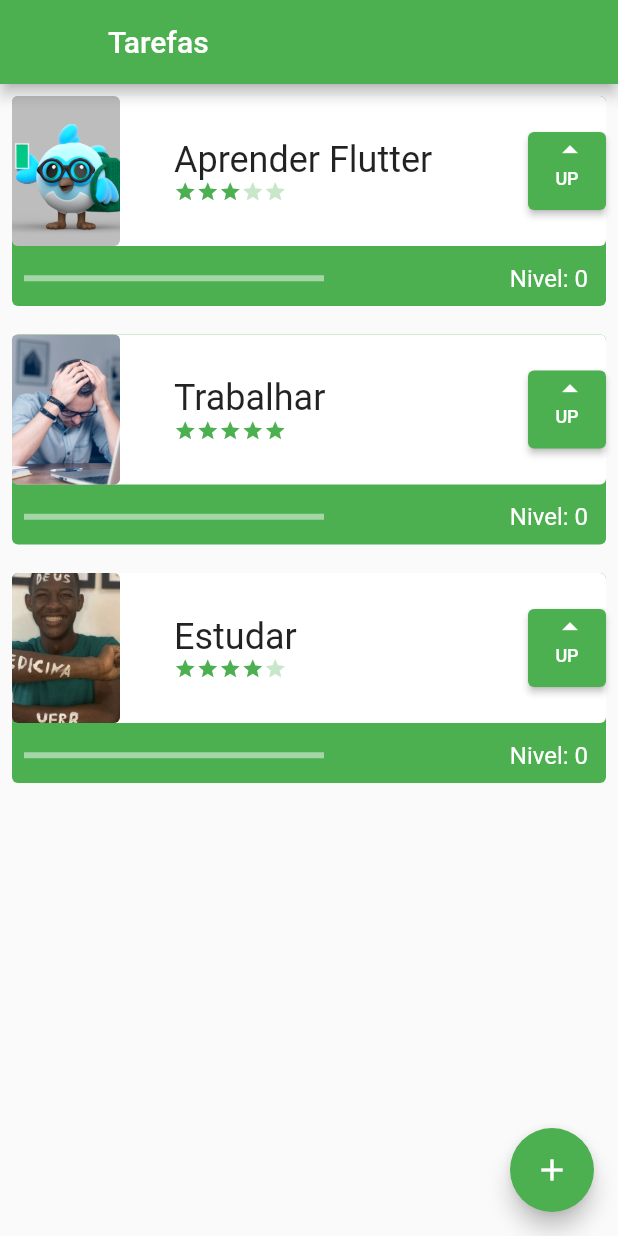
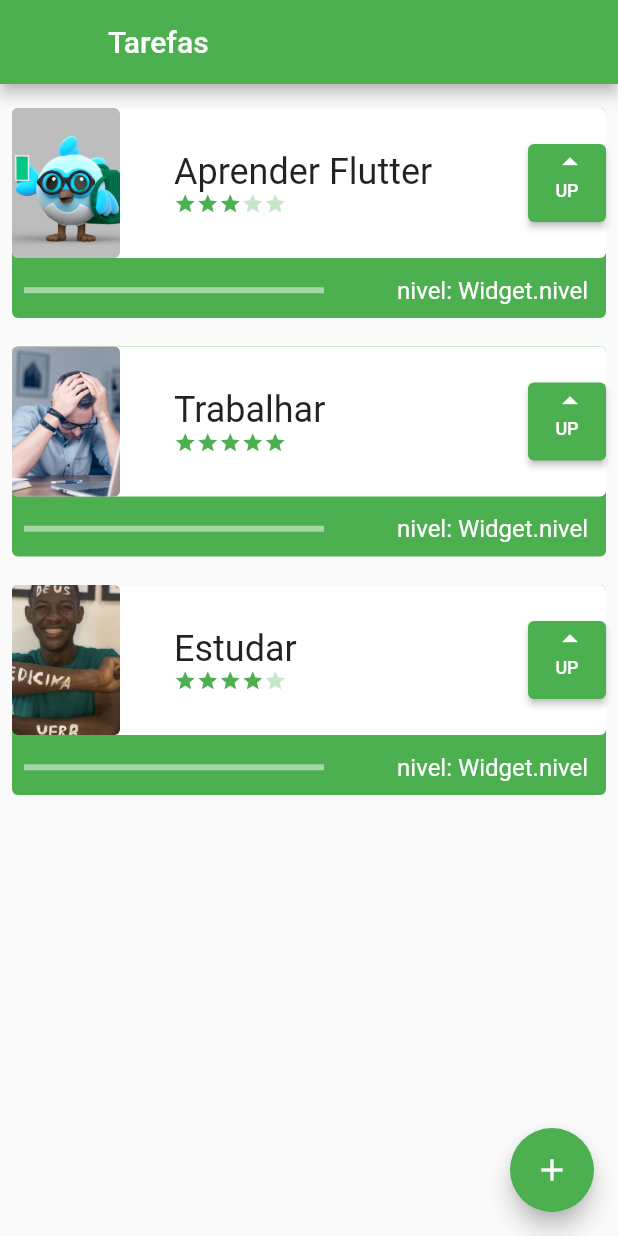
Before and after one commit to ErickCelestino/Tasks_Flutter, a Flutter app: the screen it shows after launch, on a phone screen of 412 x 824 dp. Run offline on Flutter 3.47's test engine with Material 2 defaults, Android fonts, the phone set to English and light mode, and no system bars.

Commit message:
Conclusão segundo curso

```diff
--- a/lib/components/task.dart
+++ b/lib/components/task.dart
@@ -6,14 +6,21 @@ class Task extends StatefulWidget {
   final String foto;
   final String nome;
   final int dificuldade;
-  const Task(this.nome, this.foto, this.dificuldade, {Key? key})
-      : super(key: key);
+
+  Task(this.nome, this.foto, this.dificuldade, {Key? key}) : super(key: key);
+  int nivel = 0;
   @override
   State<Task> createState() => _TaskState();
 }
 
 class _TaskState extends State<Task> {
-  int nivel = 0;
+  bool assetOrNetwork() {
+    if (widget.foto.contains('http')) {
+      return false;
+    }
+    return true;
+  }
+
   @override
   Widget build(BuildContext context) {
     return Padding(
@@ -25,7 +32,8 @@ class _TaskState extends State<Task> {
                 borderRadius: BorderRadius.circular(4), color: Colors.green),
             height: 140,
           ),
-          Column(children: [
+          Column(
+            children: [
               Container(
                 decoration: BoxDecoration(
                   borderRadius: BorderRadius.circular(4),
@@ -44,11 +52,17 @@ class _TaskState extends State<Task> {
                       height: 100,
                       child: ClipRRect(
                         borderRadius: BorderRadius.circular(4),
-                          child: Image.asset(
+                        child: assetOrNetwork()
+                            ? Image.asset(
+                                widget.foto,
+                                fit: BoxFit.cover,
+                              )
+                            : Image.network(
                                 widget.foto,
                                 fit: BoxFit.cover,
                               ),
-                        )),
+                      ),
+                    ),
                     Column(
                       mainAxisAlignment: MainAxisAlignment.center,
                       crossAxisAlignment: CrossAxisAlignment.start,
@@ -72,7 +86,7 @@ class _TaskState extends State<Task> {
                       child: ElevatedButton(
                         onPressed: () {
                           setState(() {
-                                nivel++;
+                            widget.nivel++;
                           });
                         },
                         child: Column(
@@ -83,8 +97,11 @@ class _TaskState extends State<Task> {
                               style: TextStyle(fontSize: 12),
                             )
                           ],
-                            )))
-                  ]),
+                        ),
+                      ),
+                    ),
+                  ],
+                ),
               ),
               Row(
                 mainAxisAlignment: MainAxisAlignment.spaceBetween,
@@ -96,19 +113,22 @@ class _TaskState extends State<Task> {
                       child: LinearProgressIndicator(
                         color: Colors.white,
                         value: (widget.dificuldade > 0)
-                            ? (nivel / widget.dificuldade) / 10
+                            ? (widget.nivel / widget.dificuldade) / 10
                             : 1,
                       ),
-                    )),
+                    ),
+                  ),
                   Padding(
                     padding: const EdgeInsets.all(12),
                     child: Text(
-                      'Nivel: $nivel',
+                      'nivel: $widget.nivel',
                       style: const TextStyle(color: Colors.white, fontSize: 16),
-                    ))
+                    ),
+                  )
                 ],
               )
-          ])
+            ],
+          ),
         ],
       ),
     );
--- a/lib/data/task_inherited.dart
+++ b/lib/data/task_inherited.dart
@@ -8,7 +8,7 @@ class TaskInherited extends InheritedWidget {
     required Widget child,
   }) : super(key: key, child: child);
 
-  final List<Task> taskList = const [
+  final List<Task> taskList = [
     Task('Aprender Flutter', 'assets/images/AprenderFLutter.png', 3),
     Task('Trabalhar', 'assets/images/Trabalhar.jpg', 5),
     Task('Estudar', 'assets/images/Estudar.jpg', 4),
--- a/lib/screens/initial_screen.dart
+++ b/lib/screens/initial_screen.dart
@@ -1,8 +1,6 @@
 import 'package:flutter/material.dart';
 import 'package:futter_projeto/data/task_inherited.dart';
 import 'package:futter_projeto/screens/form_screen.dart';
-
-import '../components/task.dart';
 
 class InitialScreen extends StatefulWidget {
   const InitialScreen({super.key});
@@ -22,6 +20,7 @@ class _InitialScreenState extends State<InitialScreen> {
       ),
       body: ListView(
         children: TaskInherited.of(context).taskList,
+        padding: EdgeInsets.only(top: 8, bottom: 70),
       ),
       floatingActionButton: FloatingActionButton(
         onPressed: () {
@@ -31,7 +30,9 @@ class _InitialScreenState extends State<InitialScreen> {
           Navigator.push(
             context,
             MaterialPageRoute(
-              builder: (context) => const FormScreen(),
+              builder: (contextNew) => FormScreen(
+                taskContext: context,
+              ),
             ),
           );
         },
--- a/pubspec.yaml
+++ b/pubspec.yaml
@@ -45,7 +45,7 @@ dev_dependencies:
   # activated in the `analysis_options.yaml` file located at the root of your
   # package. See that file for information about deactivating specific lint
   # rules and activating additional ones.
-  flutter_lints: ^2.0.0
+  flutter_lints: ^2.0.1
 
 # For information on the generic Dart part of this file, see the
 # following page: https://dart.dev/tools/pub/pubspec
```
Also changed, not shown: lib/screens/form_screen.dart (+29 -7 lines). Lines whose indentation alone changed are shown as unchanged.
